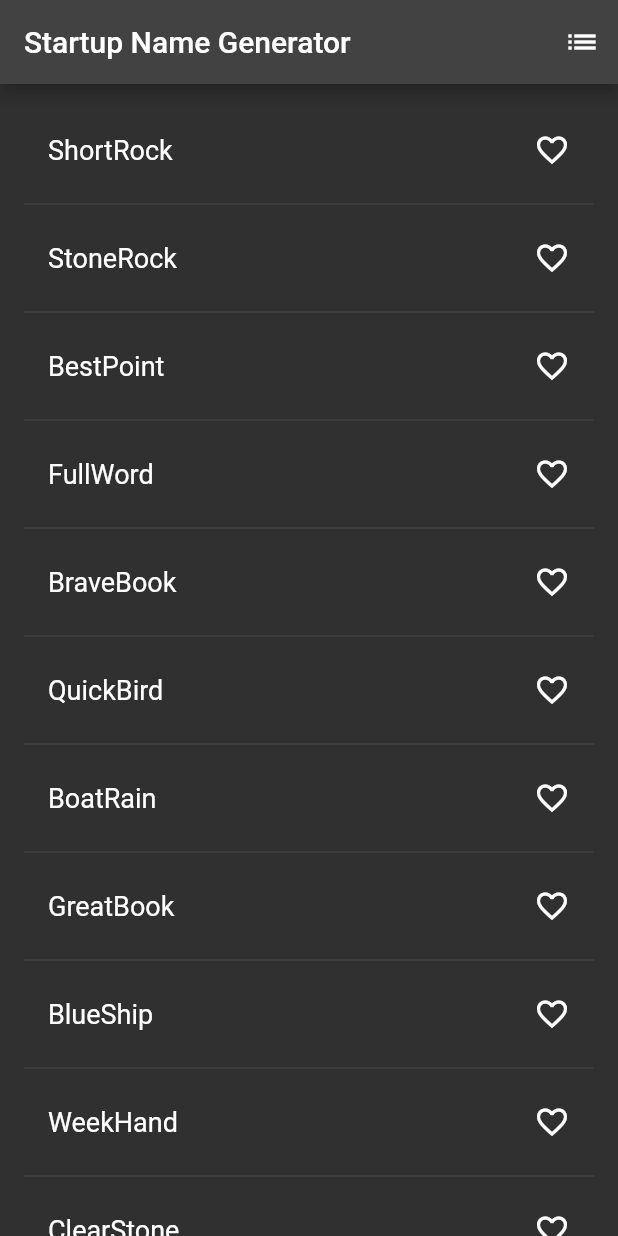
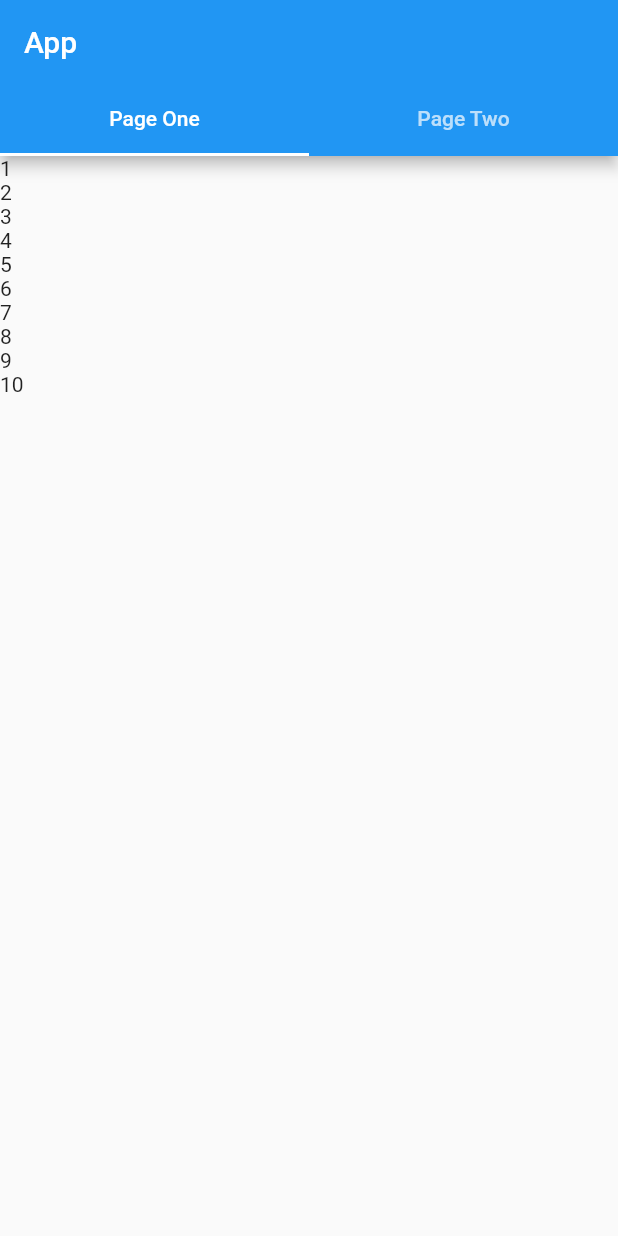
Before and after one commit to matm616/flutter-test-project, a Flutter app: the screen it shows after launch, on a phone screen of 412 x 824 dp. Run offline on Flutter 3.47's test engine with Material 2 defaults, Android fonts, the phone set to English and light mode, and no system bars.

Commit message:
Changed layout to 2 tabbed app
Tab 1 has a list view

Tab 2 has a page with buttons that allow moving between pages

```diff
--- a/test_project/lib/main.dart
+++ b/test_project/lib/main.dart
@@ -1,4 +1,3 @@
-import 'package:english_words/english_words.dart';
 import 'package:flutter/material.dart';
 
 void main() {
@@ -10,105 +9,123 @@ class MyApp extends StatelessWidget {
 
   @override
   Widget build(BuildContext context) {
-    return MaterialApp(
-      title: 'Startup Name Generator',
-      theme: ThemeData.dark(),
-      home: const RandomWords(),
+    return const MaterialApp(
+      // routes: {
+      //   // '/pageOne': (context) => const PageOne(),
+      // },
+      home: DefaultTabController(
+        length: 2,
+        child: Screen(),
+      ),
     );
   }
 }
 
-class RandomWords extends StatefulWidget {
-  const RandomWords({Key? key}) : super(key: key);
-
-  @override
-  State<RandomWords> createState() => _RandomWordsState();
-}
-
-class _RandomWordsState extends State<RandomWords> {
-  final _suggestions = <WordPair>[];
-  final _saved = <WordPair>{};
-  final _biggerFont = const TextStyle(fontSize: 18);
-
-  void _pushSaved() {
-    Navigator.of(context).push(
-      MaterialPageRoute<void>(
-        builder: (context) {
-          final tiles = _saved.map(
-            (pair) {
-              return ListTile(
-                title: Text(
-                  pair.asPascalCase,
-                  style: _biggerFont,
-                ),
-              );
-            },
-          );
-
-          final divided = tiles.isNotEmpty
-              ? ListTile.divideTiles(
-                  context: context,
-                  tiles: tiles,
-                ).toList()
-              : <Widget>[];
-
-          return Scaffold(
-            appBar: AppBar(
-              title: const Text('Saved Suggestions'),
-            ),
-            body: ListView(children: divided),
-          );
-        },
-      ),
-    );
-  }
+class Screen extends StatelessWidget {
+  const Screen({Key? key}) : super(key: key);
 
   @override
   Widget build(BuildContext context) {
     return Scaffold(
-        appBar: AppBar(
-          title: const Text('Startup Name Generator'),
-          actions: [
-            IconButton(
-              onPressed: _pushSaved,
-              icon: const Icon(Icons.list),
-              tooltip: 'Saved Suggestion',
+      appBar: AppBar(
+        title: const Text("App"),
+        bottom: const TabBar(
+          tabs: [
+            Tab(
+              text: "Page One",
             ),
-          ],
-        ),
-        body: ListView.builder(
-          padding: const EdgeInsets.all(16.0),
-          itemBuilder: (context, i) {
-            if (i.isOdd) return const Divider();
-
-            final index = i ~/ 2;
-            if (index >= _suggestions.length) {
-              _suggestions.addAll(generateWordPairs().take(10));
-            }
-
-            final alreadySaved = _saved.contains(_suggestions[index]);
-            return ListTile(
-              title: Text(
-                _suggestions[index].asPascalCase,
-                style: _biggerFont,
-              ),
-              trailing: Icon(
-                alreadySaved ? Icons.favorite : Icons.favorite_border,
-                color: alreadySaved ? Colors.red : null,
-                semanticLabel: alreadySaved ? 'Remove from saved' : 'Save',
-              ),
-              onTap: () {
-                setState(() {
-                  if (alreadySaved) {
-                    _saved.remove(_suggestions[index]);
-                  } else {
-                    _saved.add(_suggestions[index]);
-                  }
-                });
-              },
-            );
-            },
+            Tab(
+              text: "Page Two",
+            ),
+          ]
         )
+      ),
+      body: const TabBarView(
+        children: [
+          PageOne(),
+          PageTwo(),
+        ]
+      )
     );
   }
 }
+
+
+class PageOne extends StatelessWidget {
+  const PageOne({Key? key}) : super(key: key);
+
+  @override
+  Widget build(BuildContext context) {
+    return ListView(
+        children: const [
+          Text("1"),
+          Text("2"),
+          Text("3"),
+          Text("4"),
+          Text("5"),
+          Text("6"),
+          Text("7"),
+          Text("8"),
+          Text("9"),
+          Text("10"),
+        ]
+    );
+  }
+}
+
+class PageTwo extends StatefulWidget {
+  const PageTwo({Key? key}) : super(key: key);
+
+  @override
+  State<PageTwo> createState() => _PageTwoState();
+}
+
+class _PageTwoState extends State<PageTwo> {
+  @override
+  Widget build(BuildContext context) {
+    final PageController _pageController = PageController();
+    return Row(
+      children: [
+        IconButton(
+            onPressed: () {
+              _pageController.previousPage(
+                  duration: const Duration(milliseconds: 400),
+                  curve: Curves.linear);
+            },
+            icon: const Icon(Icons.arrow_left)
+
+
+        ),
+        Expanded(
+            child: PageView(
+                controller: _pageController,
+                children: const <Widget> [
+                  Center(
+                    child: Text('1'),
+                  ),
+                  Center(
+                    child: Text('2'),
+                  ),
+                  Center(
+                    child: Text('3'),
+                  ),
+                  Center(
+                    child: Text('4'),
+                  ),
+                ]
+            )
+        ),
+        IconButton(
+            onPressed: () {
+              _pageController.nextPage(
+                  duration: const Duration(milliseconds: 400),
+                  curve: Curves.linear);
+            },
+            icon: const Icon(Icons.arrow_right)
+
+
+        ),
+      ],
+    );
+  }
+}
```
